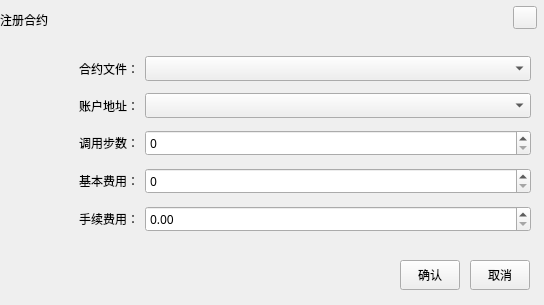
First picture: the form in ChainIDE/custom/RegisterContractDialogUB.ui, repository HcashOrg/HX-IDE, before the edit.
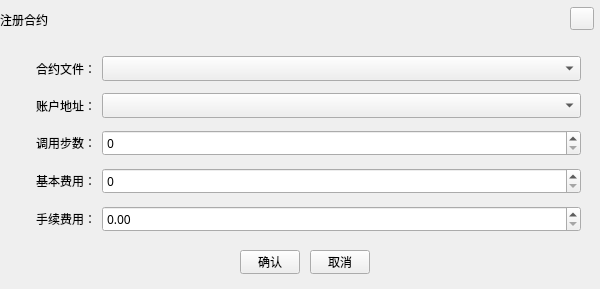
Second picture: the form after the edit.

The edit to the form file:
```diff
--- a/ChainIDE/custom/RegisterContractDialogUB.ui
+++ b/ChainIDE/custom/RegisterContractDialogUB.ui
@@ -6,8 +6,8 @@
    <rect>
     <x>0</x>
     <y>0</y>
-    <width>544</width>
-    <height>305</height>
+    <width>600</width>
+    <height>289</height>
    </rect>
   </property>
   <property name="font">
@@ -26,7 +26,7 @@
     <rect>
      <x>0</x>
      <y>0</y>
-     <width>544</width>
+     <width>600</width>
      <height>40</height>
     </rect>
    </property>
@@ -48,8 +48,8 @@
   <widget class="QToolButton" name="closeBtn">
    <property name="geometry">
     <rect>
-     <x>513</x>
-     <y>6</y>
+     <x>570</x>
+     <y>7</y>
      <width>24</width>
      <height>23</height>
     </rect>
@@ -72,10 +72,10 @@
   <widget class="QToolButton" name="okBtn">
    <property name="geometry">
     <rect>
-     <x>400</x>
-     <y>260</y>
+     <x>240</x>
+     <y>250</y>
      <width>60</width>
-     <height>30</height>
+     <height>24</height>
     </rect>
    </property>
    <property name="styleSheet">
@@ -88,10 +88,10 @@
   <widget class="QToolButton" name="cancelBtn">
    <property name="geometry">
     <rect>
-     <x>470</x>
-     <y>260</y>
+     <x>310</x>
+     <y>250</y>
      <width>60</width>
-     <height>30</height>
+     <height>24</height>
     </rect>
    </property>
    <property name="styleSheet">
@@ -104,13 +104,13 @@
   <widget class="QWidget" name="layoutWidget">
    <property name="geometry">
     <rect>
-     <x>10</x>
+     <x>0</x>
      <y>50</y>
-     <width>521</width>
+     <width>581</width>
      <height>191</height>
     </rect>
    </property>
-   <layout class="QGridLayout" name="gridLayout" rowstretch="1,0,0,0,0" columnstretch="1,3">
+   <layout class="QGridLayout" name="gridLayout" rowstretch="0,0,0,0,0" columnstretch="1,5">
     <item row="0" column="0">
      <widget class="QLabel" name="label">
       <property name="text">
```
